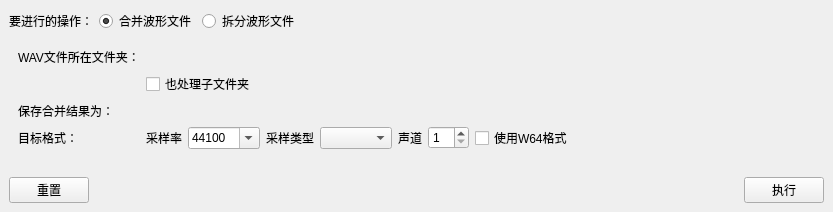
Before: the Qt Designer form mainwindow.ui in shine5402/KiraWavTar, drawn with Qt 5.
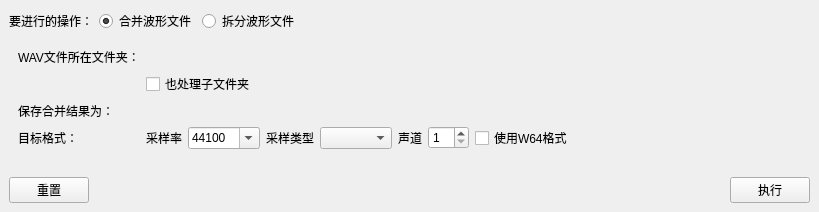
After: the same form once the commit is applied. Custom widgets are drawn as their Qt base class.

What changed in the file:
```diff
--- a/mainwindow.ui
+++ b/mainwindow.ui
@@ -6,16 +6,10 @@
    <rect>
     <x>0</x>
     <y>0</y>
-    <width>833</width>
+    <width>819</width>
     <height>212</height>
    </rect>
   </property>
-  <property name="sizePolicy">
-   <sizepolicy hsizetype="Preferred" vsizetype="Preferred">
-    <horstretch>0</horstretch>
-    <verstretch>0</verstretch>
-   </sizepolicy>
-  </property>
   <property name="windowTitle">
    <string>KiraWavTar</string>
   </property>
@@ -231,7 +225,7 @@
           <property name="sizeHint" stdset="0">
            <size>
             <width>20</width>
-            <height>40</height>
+            <height>0</height>
            </size>
           </property>
          </spacer>
@@ -303,8 +297,8 @@
         </property>
         <property name="sizeHint" stdset="0">
          <size>
-          <width>40</width>
-          <height>20</height>
+          <width>0</width>
+          <height>0</height>
          </size>
         </property>
        </spacer>
```
Left out of the diff: 2 changed lines with no effect on the pictures.
